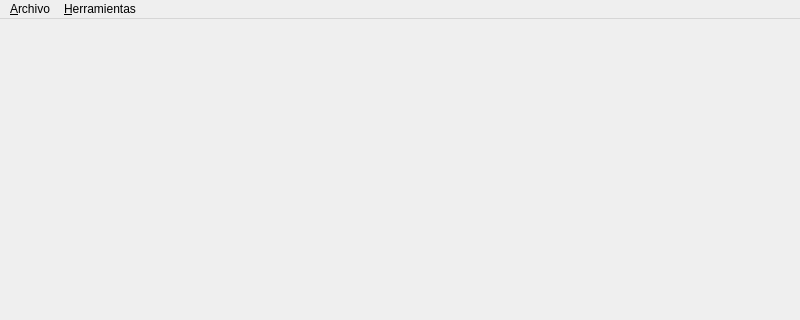
Qt form share/default/ui/mainwindow.ui (JulianSala/Sipred) before a commit; both pictures show x 0 to 800 and y 0 to 320 of the 800 by 600 pixel window.
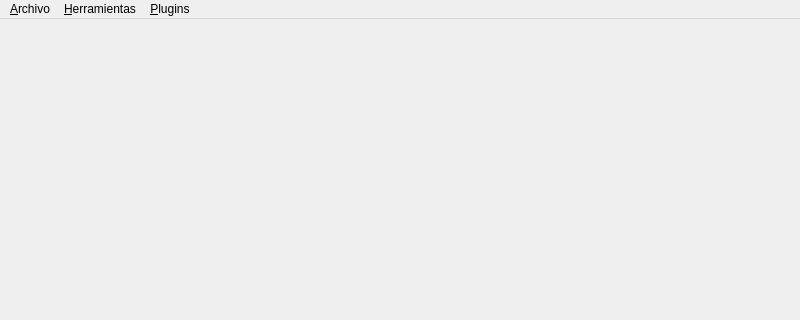
The same form after that commit.

Commit message: Add plugins menu Add plugins menu on mainwindow.ui

```diff
--- a/share/default/ui/mainwindow.ui
+++ b/share/default/ui/mainwindow.ui
@@ -40,8 +40,18 @@
     <addaction name="separator"/>
     <addaction name="confAction"/>
    </widget>
+   <widget class="QMenu" name="menu_Plugins">
+    <property name="title">
+     <string>&amp;Plugins</string>
+    </property>
+    <addaction name="actionAgregar"/>
+    <addaction name="actionEliminar"/>
+    <addaction name="separator"/>
+    <addaction name="actionDisponibles"/>
+   </widget>
    <addaction name="fileMenu"/>
    <addaction name="toolsMenu"/>
+   <addaction name="menu_Plugins"/>
   </widget>
   <widget class="QStatusBar" name="statusbar"/>
   <action name="openAction">
```
Left out of the diff: 15 changed lines with no effect on the pictures.
